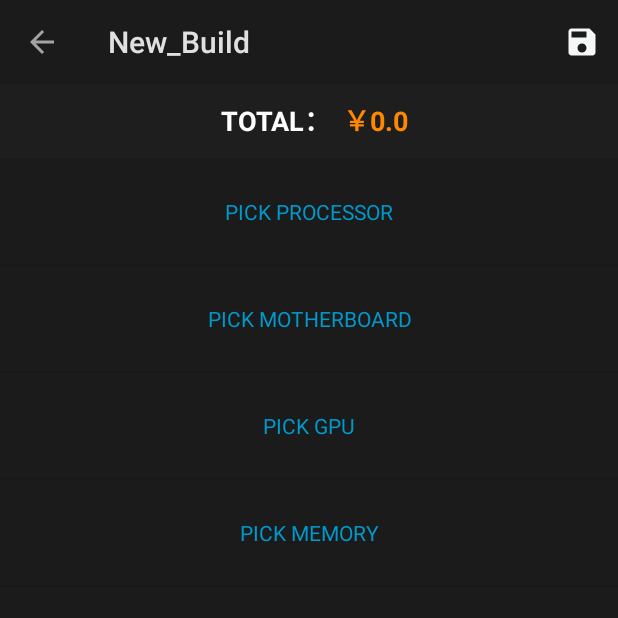
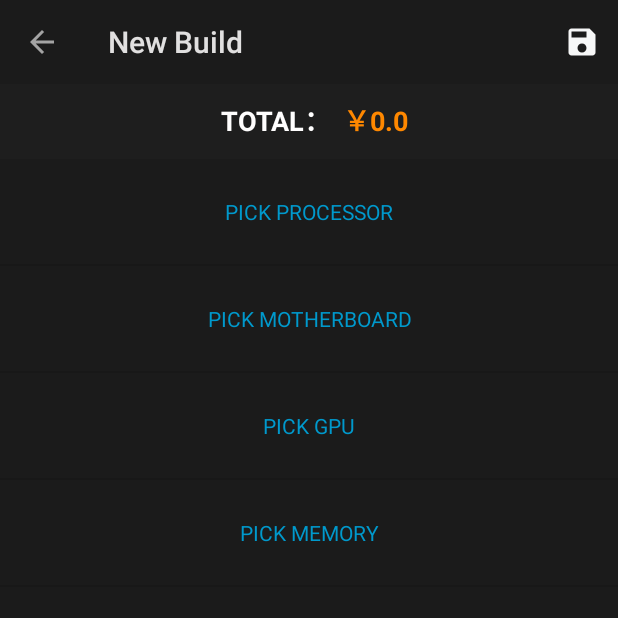
Before and after one commit to P9J7/PC_Builder, an Android app: the BuildFragment screen opened through its navigation route, on a phone screen of 412 x 824 dp, the top half of it. Run offline under Robolectric (Android 15) with nearby library versions, the phone set to English and light mode, and no system bars; our stand-ins replace Room's generated code; 4 statements that could not run were skipped.

Commit message:
修改了字符显示的bug

```diff
--- a/app/src/main/java/com/p9j7/pcbuilder/Fragment/PickFragment.java
+++ b/app/src/main/java/com/p9j7/pcbuilder/Fragment/PickFragment.java
@@ -136,6 +136,8 @@ public class PickFragment extends Fragment {
             case android.R.id.home:
                 NavHostFragment.findNavController(PickFragment.this).navigateUp();
                 return true;
+            case R.id.filter:
+
             default:
                 return super.onOptionsItemSelected(item);
         }
--- a/app/src/main/java/com/p9j7/pcbuilder/Util/CopyDialogFragment.java
+++ b/app/src/main/java/com/p9j7/pcbuilder/Util/CopyDialogFragment.java
@@ -30,7 +30,7 @@ public class CopyDialogFragment extends DialogFragment {
         AlertDialog.Builder builder = new AlertDialog.Builder(getActivity());
         View view = requireActivity().getLayoutInflater().inflate(R.layout.dialog_save, null);
         editText = view.findViewById(R.id.buildName);
-        editText.setText(schemeViewModel.getSelected().getValue().getScheme().getName() + " COPY");
+        editText.setText(schemeViewModel.getSelected().getValue().getScheme().getName() + " " + getString(R.string.copy));
         builder.setTitle(R.string.tocopy)
                 .setView(view)
                 .setPositiveButton(R.string.save, new DialogInterface.OnClickListener() {
--- a/app/src/main/res/values/strings.xml
+++ b/app/src/main/res/values/strings.xml
@@ -27,7 +27,7 @@
     <string name="remove">REMOVE</string>
     <string name="sw">SWITCH</string>
     <string name="buy">Buy from</string>
-    <string name="new_build">New_Build</string>
+    <string name="new_build">New Build</string>
     <string name="pick_processor">PICK PROCESSOR</string>
     <string name="pick_motherboard">PICK MOTHERBOARD</string>
     <string name="pick_gpu">PICK GPU</string>
```
